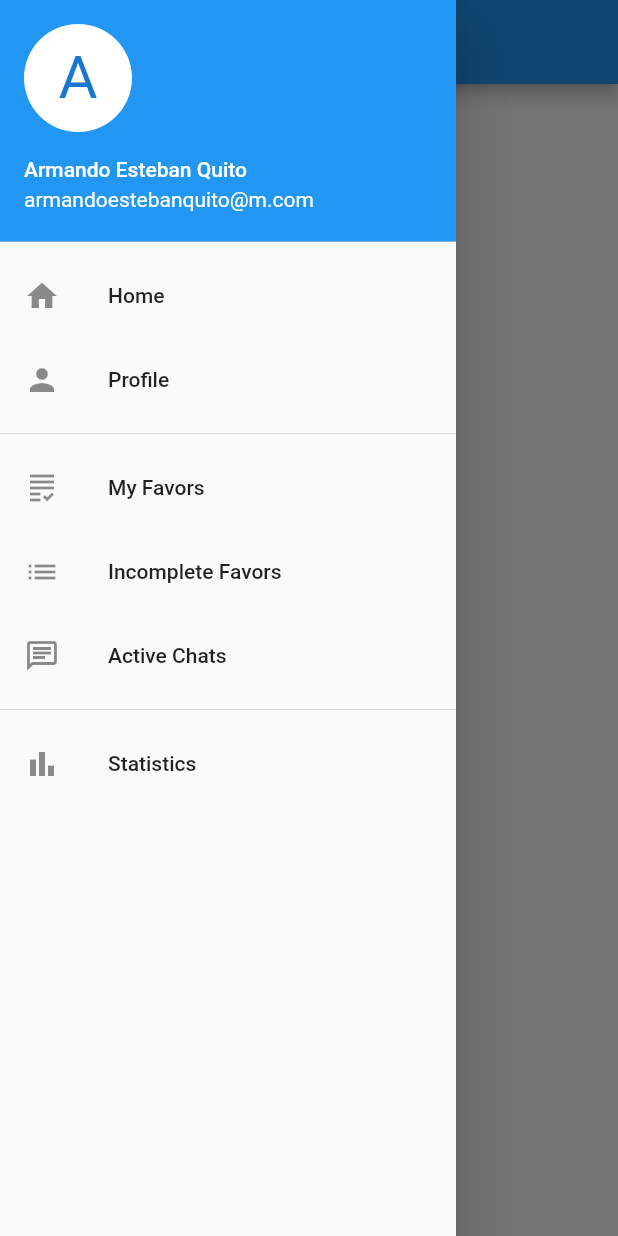
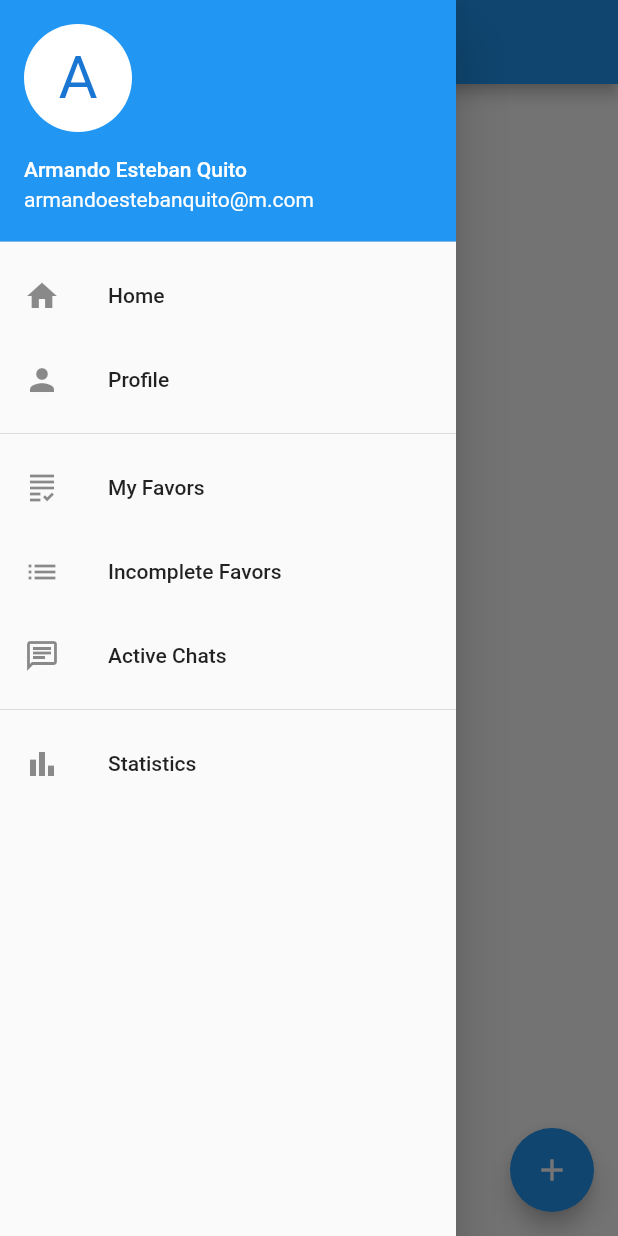
Before and after one commit to casa98/UniFavores-Flutter, a Flutter app: the screen it shows once a user with an empty profile is signed in, with the side drawer open, on a phone screen of 412 x 824 dp. Run offline on Flutter 3.47's test engine with Material 2 defaults, Android fonts, the phone set to English and light mode, and no system bars; our stand-ins replace cloud_firestore, email_validator, firebase_auth, firebase_core, flutter_spinkit; accounts and stored records are empty.

Commit message:
Add 'AddFavor' Widget

```diff
--- a/lib/screens/drawer_screens/home_page.dart
+++ b/lib/screens/drawer_screens/home_page.dart
@@ -1,20 +1,46 @@
+import 'package:auth/screens/add_favor.dart';
 import 'package:auth/widgets/drawer.dart';
 import 'package:flutter/material.dart';
 
-class HomePage extends StatelessWidget {
+class HomePage extends StatefulWidget {
   final String _title;
   HomePage(this._title);
 
   @override
+  _HomePageState createState() => _HomePageState();
+}
+
+class _HomePageState extends State<HomePage> {
+  @override
   Widget build(BuildContext context) {
     return Scaffold(
       appBar: AppBar(
-        title: Text(_title),
+        title: Text(widget._title),
       ),
       drawer: AppDrawer(),
       body: Center(
         child: Text('Home'),
       ),
+      floatingActionButton: _canRequestFavor()
+          ? FloatingActionButton(
+              onPressed: () => _addFavorModalBottomSheet(context),
+              tooltip: 'Ask for a favor',
+              child: Icon(Icons.add),
+            )
+          : null,
     );
   }
+
+  bool _canRequestFavor() {
+    //TODO Check current user score, if >= 2, return true, else, false
+    return true;
+  }
 }
+
+void _addFavorModalBottomSheet(context) {
+  showModalBottomSheet(
+      context: context,
+      builder: (BuildContext bd) {
+        return AddFavor();
+      });
+}
```
Also changed, not shown: lib/screens/add_favor.dart (added, +124 -0 lines).
